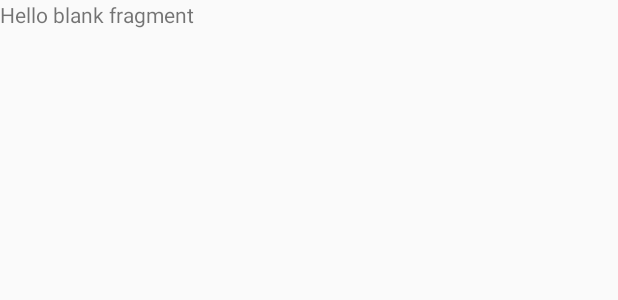
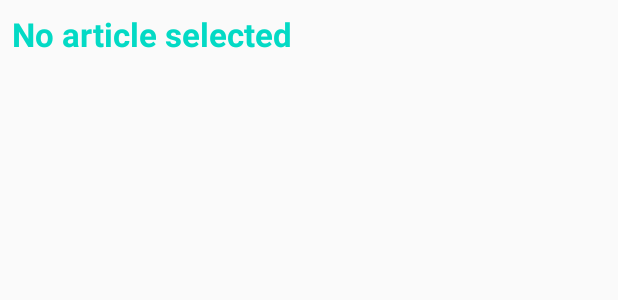
Before and after one commit to InsaneHoge/AndroidApp, an Android app: the layout fragment_main.xml on its own in the app's theme, with its tools: preview values and no code run, on a phone screen of 412 x 824 dp. Shown: the top 300 px of the screen. Run offline under Robolectric (Android 15) with nearby library versions, the light colour scheme and no system bars.

```diff
--- a/app/src/main/java/com/clydehoge/homestock/MainActivity.java
+++ b/app/src/main/java/com/clydehoge/homestock/MainActivity.java
@@ -1,10 +1,7 @@
 package com.clydehoge.homestock;
 
 import android.content.ContentResolver;
-import android.content.ContentValues;
 import android.database.Cursor;
-import android.database.sqlite.SQLiteDatabase;
-import android.net.Uri;
 import android.os.Bundle;
 
 import com.google.android.material.floatingactionbutton.FloatingActionButton;
@@ -112,7 +109,7 @@ public class MainActivity extends AppCompatActivity {
         int id = item.getItemId();
 
         //noinspection SimplifiableIfStatement
-        if (id == R.id.action_settings) {
+        if (id == R.id.menumain_settings) {
             return true;
         }
 
--- a/app/src/main/res/layout/fragment_main.xml
+++ b/app/src/main/res/layout/fragment_main.xml
@@ -1,14 +1,42 @@
 <?xml version="1.0" encoding="utf-8"?>
-<FrameLayout xmlns:android="http://schemas.android.com/apk/res/android"
+<androidx.constraintlayout.widget.ConstraintLayout xmlns:android="http://schemas.android.com/apk/res/android"
+    xmlns:app="http://schemas.android.com/apk/res-auto"
     xmlns:tools="http://schemas.android.com/tools"
+    android:id="@+id/frameLayout"
     android:layout_width="match_parent"
     android:layout_height="match_parent"
     tools:context=".MainActivityFragment">
 
     <!-- TODO: Update blank fragment layout -->
     <TextView
-        android:layout_width="match_parent"
-        android:layout_height="match_parent"
-        android:text="@string/hello_blank_fragment" />
+        android:id="@+id/current_article"
+        android:layout_width="0dp"
+        android:layout_height="wrap_content"
+        android:layout_marginStart="8dp"
+        android:layout_marginLeft="8dp"
+        android:layout_marginTop="8dp"
+        android:layout_marginEnd="8dp"
+        android:layout_marginRight="8dp"
+        android:text="@string/no_article_selected"
+        android:textSize="22sp"
+        android:textStyle="bold"
+        app:layout_constraintEnd_toEndOf="parent"
+        app:layout_constraintStart_toStartOf="parent"
+        app:layout_constraintTop_toTopOf="parent" />
 
-</FrameLayout>
+    <androidx.recyclerview.widget.RecyclerView
+        android:id="@+id/article_list"
+        android:layout_width="0dp"
+        android:layout_height="0dp"
+        android:layout_marginStart="8dp"
+        android:layout_marginLeft="8dp"
+        android:layout_marginTop="8dp"
+        android:layout_marginEnd="8dp"
+        android:layout_marginRight="8dp"
+        android:layout_marginBottom="8dp"
+        app:layout_constraintBottom_toBottomOf="parent"
+        app:layout_constraintEnd_toEndOf="parent"
+        app:layout_constraintStart_toStartOf="parent"
+        app:layout_constraintTop_toBottomOf="@+id/current_article" />
+
+</androidx.constraintlayout.widget.ConstraintLayout>
--- a/app/src/main/res/values/styles.xml
+++ b/app/src/main/res/values/styles.xml
@@ -6,6 +6,7 @@
         <item name="colorPrimary">@color/colorPrimary</item>
         <item name="colorPrimaryDark">@color/colorPrimaryDark</item>
         <item name="colorAccent">@color/colorAccent</item>
+        <item name="android:textColorTertiary">@color/colorAccent</item>
     </style>
 
     <style name="AppTheme.NoActionBar">
```
Also changed, not shown: app/src/main/AndroidManifest.xml (+11 -3 lines), app/src/main/java/com/clydehoge/homestock/Article.java (added, +54 -0 lines), app/src/main/res/layout/add_edit.xml (added, +63 -0 lines), app/src/main/res/layout/article_list_items.xml (added, +65 -0 lines), app/src/main/res/menu/menu_main.xml (+26 -2 lines), app/src/main/res/navigation/nav_graph.xml (added, +28 -0 lines), app/src/main/res/values/strings.xml (+18 -0 lines).
